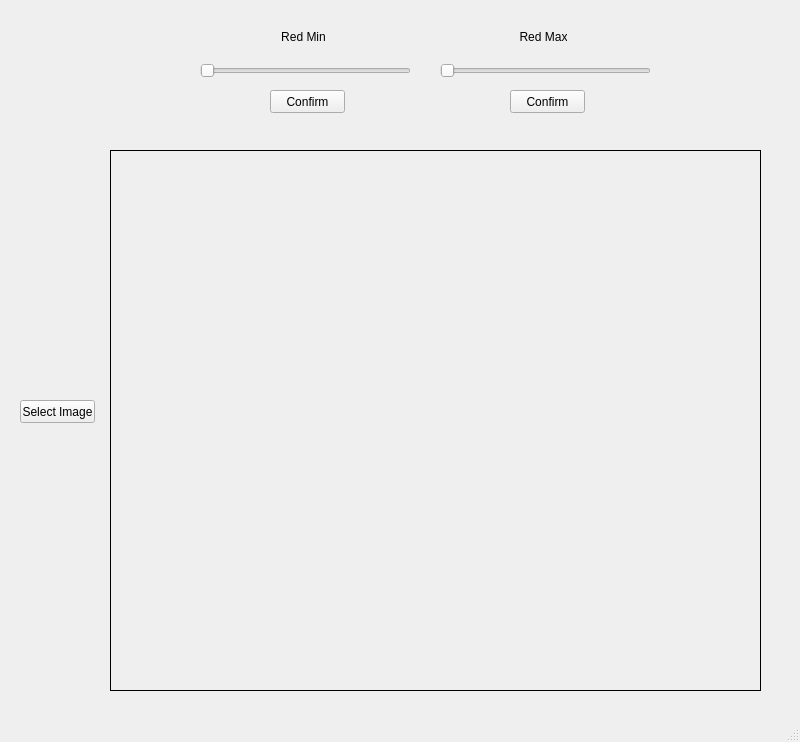
This is Playing around with PyQt5/Day 3/Example3.ui in OSUrobotics/EDUPixel_Applications as Qt 5 draws it before an edit. The edited form follows.
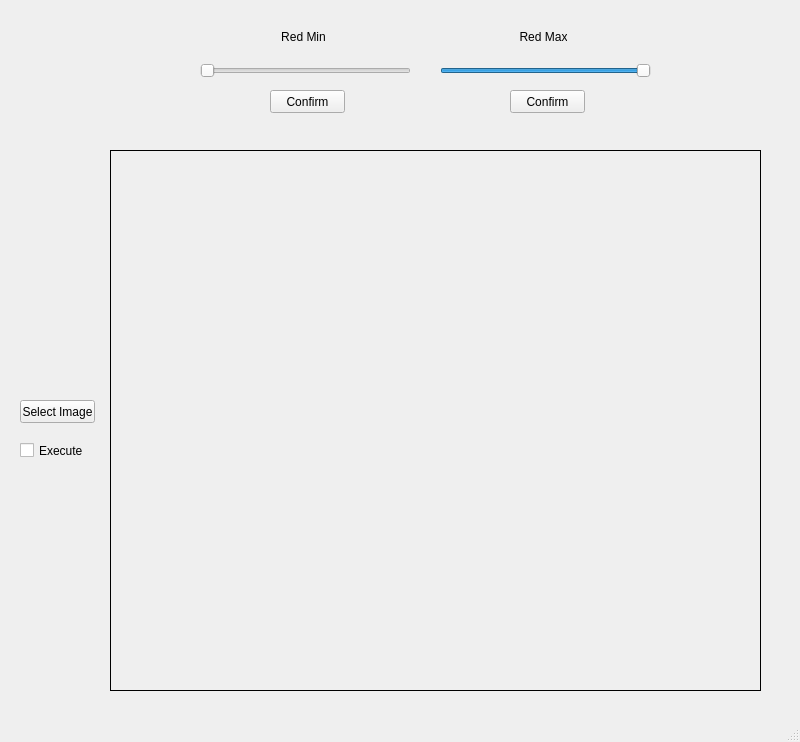
This is the edited form.

What changed in the file:
```diff
--- a/Playing around with PyQt5/Day 3/Example3.ui
+++ b/Playing around with PyQt5/Day 3/Example3.ui
@@ -13,6 +13,9 @@
   <property name="windowTitle">
    <string>MainWindow</string>
   </property>
+  <property name="layoutDirection">
+   <enum>Qt::LeftToRight</enum>
+  </property>
   <widget class="QWidget" name="centralwidget">
    <widget class="QSlider" name="redMinSlider">
     <property name="geometry">
@@ -132,13 +135,32 @@
       <height>22</height>
      </rect>
     </property>
+    <property name="layoutDirection">
+     <enum>Qt::LeftToRight</enum>
+    </property>
     <property name="maximum">
      <number>255</number>
     </property>
+    <property name="sliderPosition">
+     <number>255</number>
+    </property>
     <property name="orientation">
      <enum>Qt::Horizontal</enum>
     </property>
    </widget>
+   <widget class="QCheckBox" name="Execute">
+    <property name="geometry">
+     <rect>
+      <x>20</x>
+      <y>440</y>
+      <width>71</width>
+      <height>21</height>
+     </rect>
+    </property>
+    <property name="text">
+     <string>Execute</string>
+    </property>
+   </widget>
   </widget>
   <widget class="QMenuBar" name="menubar">
    <property name="geometry">
```
